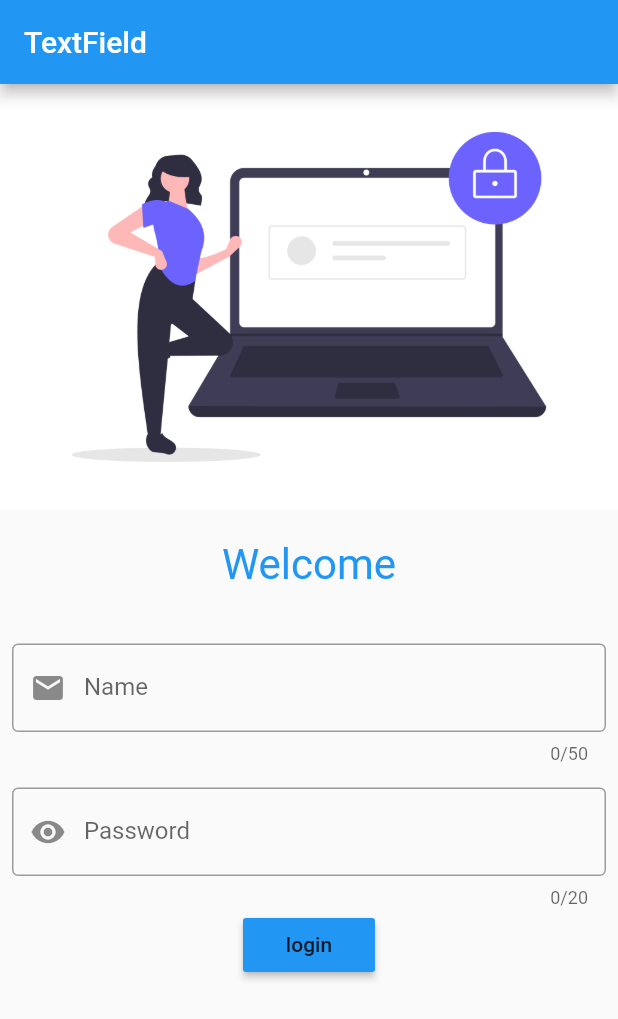
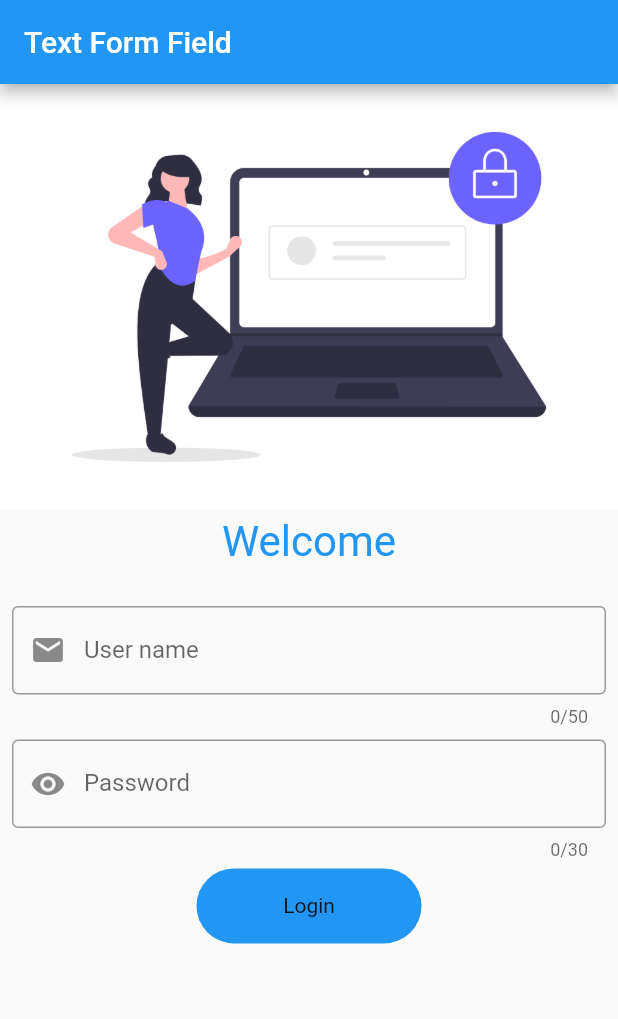
Before and after one commit to Mehar-IT/TextField_and_TextFormField, a Flutter app: the screen it shows after launch, on a phone screen of 412 x 824 dp. Shown: the top 1019 px of the screen. Run offline on Flutter 3.47's test engine with Material 2 defaults, Android fonts, the phone set to English and light mode, and no system bars.

Commit message:
TextFormField With Validation and Beautiful Animated Login Button

```diff
--- a/lib/main.dart
+++ b/lib/main.dart
@@ -4,132 +4,144 @@ void main() {
   runApp(MyApp());
 }
 
-class MyApp extends StatefulWidget {
-  @override
-  _MyAppState createState() => _MyAppState();
-}
-
-class _MyAppState extends State<MyApp> {
-  TextEditingController _userController = TextEditingController();
-  TextEditingController _passwordController = TextEditingController();
-  bool _securePassword = true;
-  String _name = "", _passwordError, _userError;
-
+class MyApp extends StatelessWidget {
   @override
   Widget build(BuildContext context) {
     return MaterialApp(
       debugShowCheckedModeBanner: false,
-      title: 'TextField',
+      title: 'Text Form Field',
       home: Scaffold(
           appBar: AppBar(
-          title: Text('TextField'),
+            title: Text('Text Form Field'),
           ),
-        body: Column(
+          body: MyForm()),
+    );
+  }
+}
+
+class MyForm extends StatefulWidget {
+  @override
+  _MyFormState createState() => _MyFormState();
+}
+
+class _MyFormState extends State<MyForm> {
+  final _formKey = GlobalKey<FormState>();
+  bool _securePass = true;
+  String _name = '';
+  bool _button = true;
+
+  @override
+  Widget build(BuildContext context) {
+    return Column(
       children: [
         Image.asset('assets/images/undraw_secure_login_pdn4.png'),
-            SizedBox(
-              height: 20,
+        SizedBox(height: 5),
+        Text(
+          'Welcome',
+          textScaleFactor: 2.0,
+          style: TextStyle(color: Colors.blue),
         ),
-            Expanded(
-              child: SingleChildScrollView(
+        SizedBox(height: 5),
+        Text('$_name'),
+        SizedBox(height: 5),
+        Form(
+          key: _formKey,
           child: Column(
             children: [
-                    Text(
-                      'Welcome',
-                      style: TextStyle(color: Colors.blue),
-                      textScaleFactor: 2.0,
-                    ),
-                    Text(_name),
-                    SizedBox(
-                      height: 20,
-                    ),
               Padding(
-                      padding: const EdgeInsets.only(right: 8, left: 8),
-                      child: TextField(
+                padding: const EdgeInsets.only(left: 8, right: 8, bottom: 8),
+                child: TextFormField(
+                  validator: (error) {
+                    if (error.isEmpty)
+                      return 'Field can not be Empty';
+                    else if (!error.endsWith('.com'))
+                      return 'Incorrect Email Pathern';
+                    else
+                      return null;
+                  },
+                  onChanged: (name) {
+                    setState(() {
+                      _name = name;
+                    });
+                  },
                   maxLength: 50,
-                        controller: _userController,
-                        onChanged: (name) {
-                          setState(() {});
-                          _name = name;
-                        },
                   decoration: InputDecoration(
-                            errorText: _userError,
                       prefixIcon: Icon(Icons.email),
                       border: OutlineInputBorder(),
-                            labelText: 'Name',
-                            hintText: 'Enter the User Name or Email'),
+                      labelText: 'User name',
+                      hintText: 'Enter the User name or Email'),
                 ),
-                    ),
-                    SizedBox(
-                      height: 15,
               ),
               Padding(
                 padding: const EdgeInsets.only(left: 8, right: 8),
-                      child: TextField(
-                        controller: _passwordController,
-                        maxLength: 20,
-                        obscureText: _securePassword,
+                child: TextFormField(
+                  validator: (error) {
+                    if (error.isEmpty)
+                      return 'Field can not be Empty';
+                    else if (error.length <= 5)
+                      return 'Length must be greater then five';
+                    else
+                      return null;
+                  },
+                  maxLength: 30,
+                  obscureText: _securePass,
                   decoration: InputDecoration(
-                            errorText: _passwordError,
                       prefixIcon: IconButton(
                           onPressed: () {
-                                  setState(() {});
-                                  _securePassword = !_securePassword;
+                            setState(() {
+                              _securePass = !_securePass;
+                            });
                           },
-                                icon: Icon(_securePassword
+                          icon: Icon(_securePass
                               ? Icons.remove_red_eye
                               : Icons.security_rounded)),
                       border: OutlineInputBorder(),
                       labelText: 'Password',
-                            hintText: 'Enter the User Password'),
+                      hintText: 'Enter the Password'),
                 ),
               ),
-                    Builder(
-                      builder: (BuildContext context) => MaterialButton(
-                        onPressed: () {
-                          validation(context);
+              SizedBox(height: 5),
+              Material(
+                color: Colors.blue,
+                borderRadius: BorderRadius.circular(50),
+                child: InkWell(
+                  borderRadius: BorderRadius.circular(50),
+                  splashColor: Colors.indigo,
+                  onTap: () {
+                    validation();
                   },
-                        color: Colors.blue,
-                        child: Text('login'),
-                      ),
-                    )
-                  ],
+                  child: AnimatedContainer(
+                    alignment: Alignment.center,
+                    height: 50,
+                    width: _button ? 150 : 50,
+                    duration: Duration(seconds: 1),
+                    child: _button ? Text('Login') : Icon(Icons.done),
                   ),
                 ),
               )
             ],
           ),
-      ),
+        )
+      ],
     );
   }
 
-  void validation(BuildContext context) {
-    setState(() {});
-    if (_passwordController.text.isEmpty) {
-      _passwordError = "Field can not be Empty";
-    } else if (_passwordController.text.length <= 5) {
-      _passwordError = "Length must be greater than 5";
-    } else {
-      _passwordError = null;
-    }
-    if (_userController.text.isEmpty) {
-      _userError = "Field Can not be Empty";
-    } else if (!_userController.text.endsWith(".com")) {
-      _userError = "Wrong User Email Pathern";
-    } else {
-      _userError = null;
-    }
-    if (_userError == null && _passwordError == null) {
-      alertDialog(context);
+  void validation() async {
+    if (_formKey.currentState.validate()) {
+      setState(() {
+        _button = !_button;
+      });
+      await Future.delayed(Duration(seconds: 1));
+      showDialog(
+          context: context,
+          builder: (BuildContext context) => AlertDialog(
+                title: Text('Alert!!'),
+                content: Text('Successfully Logged in'),
+              ));
+      _formKey.currentState.reset();
+      setState(() {
+        _button = true;
+      });
     }
   }
-
-  void alertDialog(BuildContext context) {
-    showDialog(
-        context: context,
-        builder: (context) => AlertDialog(
-              title: Text('Alert!!!'),
-              content: Text('User successfully Logged in'),
-            ));
 }
-}
```
Lines whose indentation alone changed are shown as unchanged.
